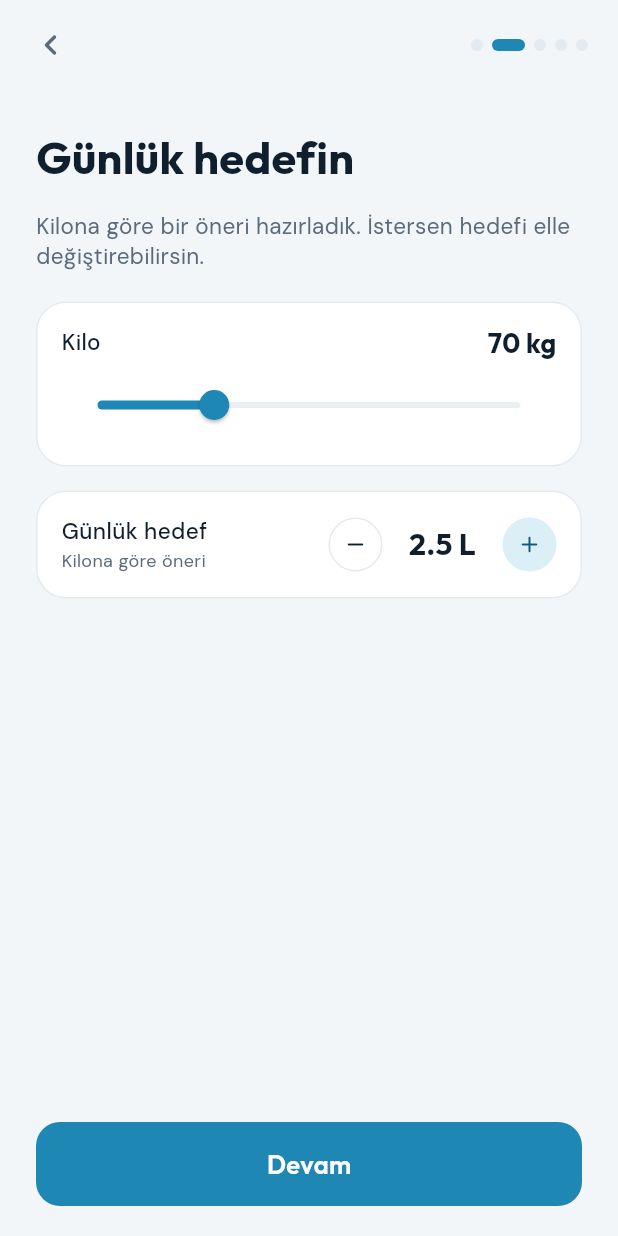
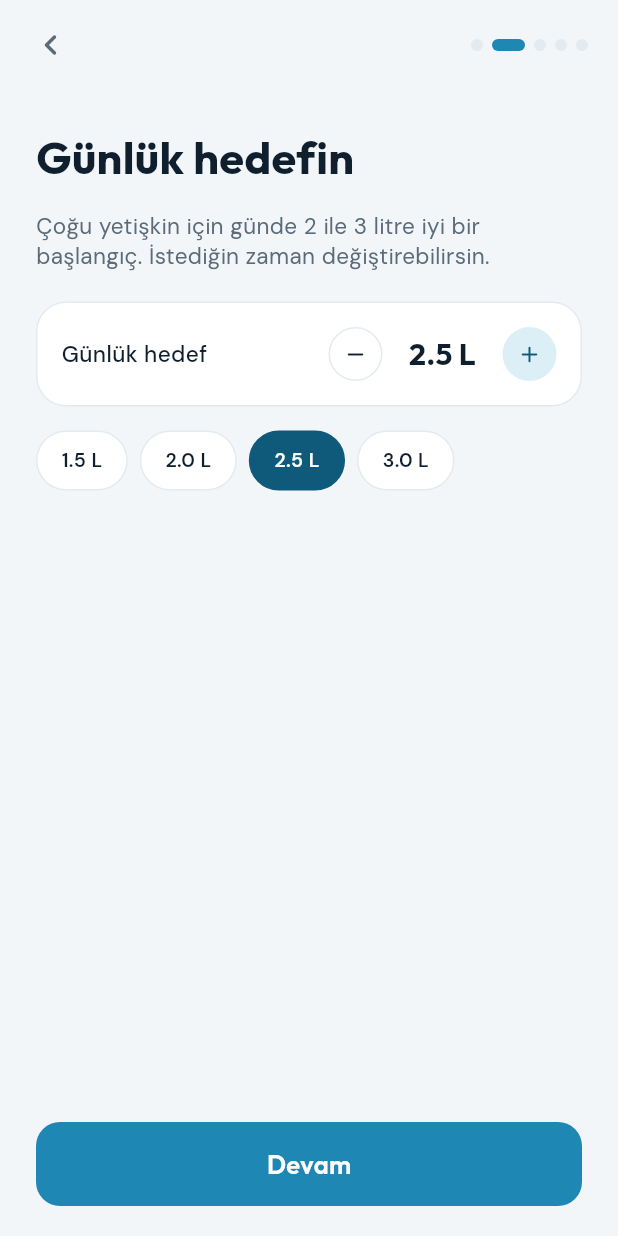
Before and after one commit to furkanbalc/reminder_app, a Flutter app: the screen it shows after launch, swiped to page 2, on a phone screen of 412 x 824 dp. Run offline on Flutter 3.47's test engine with Material 3 defaults, Android fonts, the phone set to English and light mode, and no system bars; our stand-ins replace file_picker, flutter_local_notifications, flutter_riverpod, flutter_timezone, google_fonts, just_audio and 5 more; missing offline and left inert: alarm, flutter_alarmkit, health, home_widget; accounts and stored records are empty.

Commit message:
Android: çalan alarm korunur, ikon tek katman, ilk açılışta kilo yok
- Bildirime dokunup uygulama açılınca açılıştaki yeniden kurulum çalan alarmı
  iptal ediyor, ekran kendiliğinden kapanıyordu. Çalan alarm varken kurulum ertelenir,
  geçmiş tarihli alarmlar natif 'çalıyor mu' kontrolüyle korunur.
- Alarm modlarında daha az dilim kurulur (alarm kurmak bildirimden çok daha yavaş).
- Android adaptif ikon tek katman ve tam kaplama: MIUI'nin bitmap arka planı atması çözüldü.
- İlk açılışta kilo adımı kaldırıldı; hedef için hazır seçenekler.

Co-Authored-By: Claude Fable 5.1 <noreply@anthropic.com>

```diff
--- a/lib/features/onboarding/onboarding_screen.dart
+++ b/lib/features/onboarding/onboarding_screen.dart
@@ -25,7 +25,6 @@ class _OnboardingScreenState extends ConsumerState<OnboardingScreen> {
   final _controller = PageController();
   int _page = 0;
   late WaterSettings _s;
-  bool _goalEdited = false;
   bool _busy = false;
 
   static const _pageCount = 5;
@@ -33,7 +32,7 @@ class _OnboardingScreenState extends ConsumerState<OnboardingScreen> {
   @override
   void initState() {
     super.initState();
-    _s = ref.read(settingsProvider).copyWith(goalMl: WaterSettings.suggestedGoal(70), weightKg: 70);
+    _s = ref.read(settingsProvider);
   }
 
   @override
@@ -175,62 +174,26 @@ class _OnboardingScreenState extends ConsumerState<OnboardingScreen> {
 
   Widget _goal(BuildContext context) {
     final c = context.colors;
-    final suggested = WaterSettings.suggestedGoal(_s.weightKg);
+    const presets = [1500, 2000, 2500, 3000];
     return _frame(
       context,
       title: 'Günlük hedefin',
-      text: 'Kilona göre bir öneri hazırladık. İstersen hedefi elle değiştirebilirsin.',
+      text: 'Çoğu yetişkin için günde 2 ile 3 litre iyi bir başlangıç. İstediğin zaman değiştirebilirsin.',
       body: Column(
         crossAxisAlignment: CrossAxisAlignment.stretch,
         spacing: 16,
         children: [
           AppCard(
-            child: Column(
-              crossAxisAlignment: CrossAxisAlignment.stretch,
-              spacing: 8,
-              children: [
-                Row(
-                  children: [
-                    Expanded(child: Text('Kilo', style: AppText.body(context, size: 15, weight: FontWeight.w500))),
-                    Text('${_s.weightKg} kg', style: AppText.display(context, size: 18)),
-                  ],
-                ),
-                Slider(
-                  value: _s.weightKg.toDouble(),
-                  min: 40,
-                  max: 150,
-                  divisions: 110,
-                  onChanged: (v) => setState(() {
-                    _s = _s.copyWith(weightKg: v.round());
-                    if (!_goalEdited) _s = _s.copyWith(goalMl: WaterSettings.suggestedGoal(v.round()));
-                  }),
-                ),
-              ],
-            ),
-          ),
-          AppCard(
             child: Row(
               children: [
-                Expanded(
-                  child: Column(
-                    crossAxisAlignment: CrossAxisAlignment.start,
-                    spacing: 2,
-                    children: [
-                      Text('Günlük hedef', style: AppText.body(context, size: 15, weight: FontWeight.w500)),
-                      Text(
-                        _goalEdited ? 'Öneri: ${fmtLiters(suggested)} L' : 'Kilona göre öneri',
-                        style: AppText.body(context, size: 12, color: c.mute),
-                      ),
-                    ],
-                  ),
-                ),
+                Expanded(child: Text('Günlük hedef', style: AppText.body(context, size: 15, weight: FontWeight.w500))),
                 Row(
                   spacing: 10,
                   children: [
                     CircleIconButton(
                       icon: Icons.remove_rounded,
                       size: 36,
-                      onTap: _s.goalMl > 1000 ? () => setState(() { _goalEdited = true; _s = _s.copyWith(goalMl: _s.goalMl - 100); }) : null,
+                      onTap: _s.goalMl > 1000 ? () => setState(() => _s = _s.copyWith(goalMl: _s.goalMl - 100)) : null,
                     ),
                     SizedBox(width: 60, child: Text('${fmtLiters(_s.goalMl)} L', textAlign: TextAlign.center, style: AppText.display(context, size: 20))),
                     CircleIconButton(
@@ -239,12 +202,26 @@ class _OnboardingScreenState extends ConsumerState<OnboardingScreen> {
                       color: c.waterSoft,
                       iconColor: c.waterDeep,
                       bordered: false,
-                      onTap: _s.goalMl < 6000 ? () => setState(() { _goalEdited = true; _s = _s.copyWith(goalMl: _s.goalMl + 100); }) : null,
+                      onTap: _s.goalMl < 6000 ? () => setState(() => _s = _s.copyWith(goalMl: _s.goalMl + 100)) : null,
                     ),
                   ],
                 ),
               ],
             ),
+          ),
+          Wrap(
+            spacing: 8,
+            runSpacing: 8,
+            children: [
+              for (final g in presets)
+                AppChip(
+                  label: '${fmtLiters(g)} L',
+                  selected: _s.goalMl == g,
+                  selectedColor: c.waterDeep,
+                  selectedTextColor: Colors.white,
+                  onTap: () => setState(() => _s = _s.copyWith(goalMl: g)),
+                ),
+            ],
           ),
         ],
       ),
--- a/lib/services/alarm_service.dart
+++ b/lib/services/alarm_service.dart
@@ -120,8 +120,12 @@ class AlarmService {
   /// Çalmakta olan alarmlar korunur; yalnızca bekleyenler iptal edilir.
   Future<void> stopWhere(bool Function(int id) test) async {
     final ringing = Alarm.ringing.valueOrNull?.alarms.map((a) => a.id).toSet() ?? const <int>{};
+    final now = DateTime.now();
     for (final a in await Alarm.getAlarms()) {
-      if (test(a.id) && !ringing.contains(a.id)) await Alarm.stop(a.id);
+      if (!test(a.id) || ringing.contains(a.id)) continue;
+      // Zamanı gelmiş bir alarm çalıyor olabilir; uygulama yeni açıldıysa akış henüz bildirmemiş olabilir.
+      if (!a.dateTime.isAfter(now) && await Alarm.isRinging(a.id)) continue;
+      await Alarm.stop(a.id);
     }
     final m = _kitIds();
     final toRemove = m.keys.where((k) => test(int.tryParse(k) ?? -1)).toList();
--- a/pubspec.yaml
+++ b/pubspec.yaml
@@ -115,7 +115,9 @@ flutter_launcher_icons:
   android: true
   ios: true
   image_path: "assets/icon/app_icon.png"
-  adaptive_icon_background: "assets/icon/app_icon_background.png"
-  adaptive_icon_foreground: "assets/icon/app_icon_foreground.png"
+  # MIUI gibi bazı başlatıcılar bitmap arka planı atıyor; ikon tek katmanda tam kaplar.
+  adaptive_icon_background: "#0F5A7A"
+  adaptive_icon_foreground: "assets/icon/app_icon_android.png"
+  adaptive_icon_foreground_inset: 0
   remove_alpha_ios: true
   min_sdk_android: 24
```
Also changed, not shown: lib/services/water_scheduler.dart (+16 -2 lines), assets/icon/app_icon_android.png (added), assets/icon/app_icon_android.svg (added), 7 other files.
